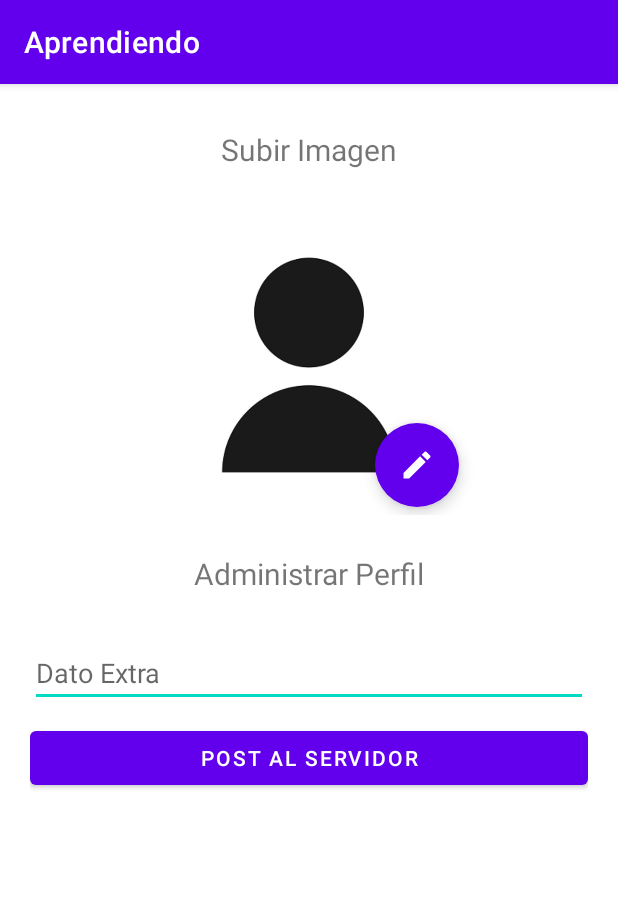
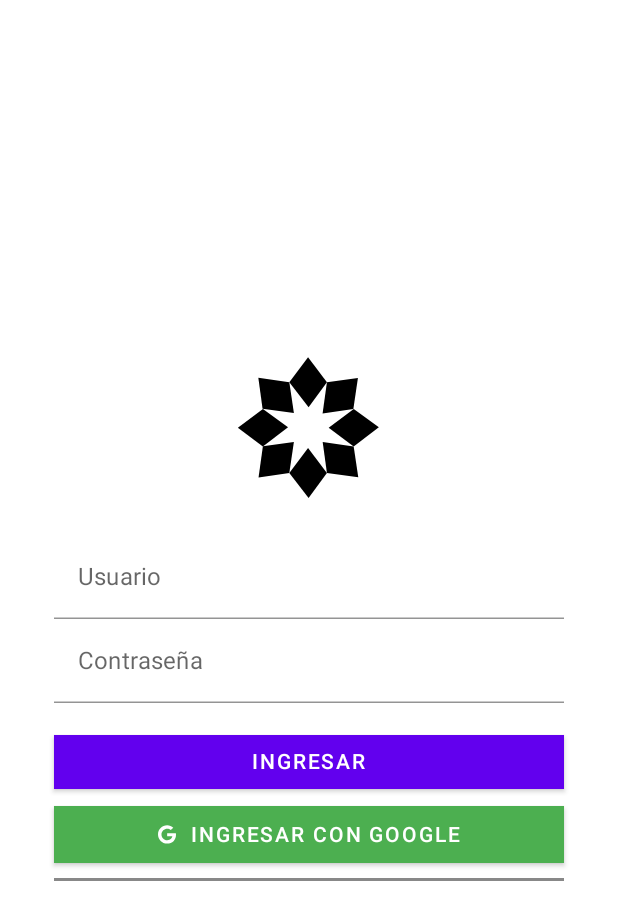
Before and after one commit to pepeul1191/android-aprendiendo, an Android app built with Jetpack Compose: the screen it shows after launch (UploadActivity before the commit, LoginActivity after it), on a phone screen of 412 x 824 dp. Shown: the top 920 px of the screen. Run offline under Robolectric (Android 15) with nearby library versions, the phone set to English and light mode, and no system bars.

Commit message:
login con jetpack

```diff
--- /dev/null
+++ b/app/src/main/java/pe/edu/ulima/aprendiendo/activities/LoginActivity.kt
@@ -0,0 +1,31 @@
+package pe.edu.ulima.aprendiendo.activities
+
+import android.os.Bundle
+import androidx.activity.ComponentActivity
+import androidx.activity.compose.setContent
+import androidx.compose.foundation.layout.fillMaxSize
+import androidx.compose.material.MaterialTheme
+import androidx.compose.material.Surface
+import androidx.compose.material.Text
+import androidx.compose.runtime.Composable
+import androidx.compose.ui.Modifier
+import androidx.compose.ui.tooling.preview.Preview
+import pe.edu.ulima.aprendiendo.activities.ui.login.ui.LoginScreen
+import pe.edu.ulima.aprendiendo.activities.ui.theme.AprendiendoTheme
+
+class LoginActivity : ComponentActivity() {
+    override fun onCreate(savedInstanceState: Bundle?) {
+        super.onCreate(savedInstanceState)
+        setContent {
+            AprendiendoTheme {
+                // A surface container using the 'background' color from the theme
+                Surface(
+                    modifier = Modifier.fillMaxSize(),
+                    color = MaterialTheme.colors.background
+                ) {
+                    LoginScreen()
+                }
+            }
+        }
+    }
+}
--- a/app/src/main/java/pe/edu/ulima/aprendiendo/MainActivity.kt
+++ b/app/src/main/java/pe/edu/ulima/aprendiendo/activities/MainActivity.kt
@@ -1,4 +1,4 @@
-package pe.edu.ulima.aprendiendo
+package pe.edu.ulima.aprendiendo.activities
 
 import androidx.appcompat.app.AppCompatActivity
 import android.os.Bundle
--- a/app/src/main/java/pe/edu/ulima/aprendiendo/activities/UploadActivity.kt
+++ b/app/src/main/java/pe/edu/ulima/aprendiendo/activities/UploadActivity.kt
@@ -28,6 +28,8 @@ class UploadActivity : AppCompatActivity() {
     private val activity = this
 
     override fun onCreate(savedInstanceState: Bundle?) {
+        // tmp folder
+        FileHelper.createTmpFolder(this)
         super.onCreate(savedInstanceState)
         // view binding
         binding = ActivityUploadBinding.inflate(layoutInflater)
--- /dev/null
+++ b/app/src/main/java/pe/edu/ulima/aprendiendo/activities/ui/login/ui/LoginScreen.kt
@@ -0,0 +1,124 @@
+package pe.edu.ulima.aprendiendo.activities.ui.login.ui
+
+import androidx.compose.foundation.Image
+import androidx.compose.foundation.background
+import androidx.compose.foundation.isSystemInDarkTheme
+import androidx.compose.foundation.layout.*
+import androidx.compose.foundation.shape.CutCornerShape
+import androidx.compose.foundation.text.KeyboardOptions
+import androidx.compose.material.*
+import androidx.compose.ui.graphics.ColorFilter
+import androidx.compose.runtime.*
+import androidx.compose.ui.Alignment
+import androidx.compose.ui.Modifier
+import androidx.compose.ui.graphics.Color
+import androidx.compose.ui.graphics.vector.ImageVector
+import androidx.compose.ui.layout.ContentScale
+import androidx.compose.ui.res.colorResource
+import androidx.compose.ui.res.painterResource
+import androidx.compose.ui.semantics.Role.Companion.Image
+import androidx.compose.ui.text.input.KeyboardType
+import androidx.compose.ui.text.input.TextFieldValue
+import androidx.compose.ui.tooling.preview.Preview
+import androidx.compose.ui.res.vectorResource
+import androidx.compose.ui.text.toUpperCase
+import androidx.compose.ui.unit.dp
+import pe.edu.ulima.aprendiendo.R
+
+@Preview
+@Composable
+fun LoginScreen() {
+    Box(
+        contentAlignment = Alignment.CenterStart,
+        modifier = Modifier
+            .fillMaxSize()
+            .padding(16.dp)) {
+              Login(Modifier.align(Alignment.Center))
+    }
+
+}
+
+@Composable
+fun Login(modifier: Modifier){
+    Column(modifier = modifier.padding(20.dp),
+        horizontalAlignment = Alignment.CenterHorizontally
+    ){
+        HeaderImage()
+        UserText("Usuario")
+        UserText("Contraseña")
+        LoginButton()
+        GoogleButton()
+        Divider(
+            modifier = Modifier.fillMaxWidth().padding(bottom = 5.dp, top = 5.dp),
+            thickness = 2.dp,
+            color = Color.Gray
+        )
+    }
+}
+
+@Composable
+fun HeaderImage() {
+    Image(
+        painterResource(id = R.drawable.ic_ulima),
+        contentDescription ="Logo ULima",
+        modifier = Modifier.size(125.dp).padding(bottom = 20.dp),
+        colorFilter = if (isSystemInDarkTheme()) ColorFilter.tint(Color.White) else ColorFilter.tint(Color.Black),
+        contentScale = ContentScale.Fit,
+    )
+}
+
+@Composable
+fun UserText(labelText: String){
+    var textState by remember { mutableStateOf(TextFieldValue()) }
+    TextField(
+        value = textState,
+        onValueChange = { textState = it },
+        label = { Text(labelText) },
+        placeholder = { Text("") },
+        modifier = Modifier
+            .fillMaxWidth()
+            .padding(start = 0.dp),
+        singleLine = true,
+        maxLines = 1,
+        colors = TextFieldDefaults.textFieldColors(
+            backgroundColor = Color.Transparent,
+        )
+    )
+}
+
+@Composable
+fun LoginButton() {
+    Button(
+        onClick = {},
+        shape = CutCornerShape(0),
+        modifier = Modifier
+            .padding(top = 15.dp)
+            .fillMaxWidth(),
+    ) {
+        Text(("Ingresar").toUpperCase())
+    }
+}
+
+@Preview
+@Composable
+fun GoogleButton() {
+    Button(
+        onClick = {},
+        shape = CutCornerShape(0),
+        modifier = Modifier
+            .padding(top = 0.dp)
+            .fillMaxWidth(),
+        colors = ButtonDefaults.buttonColors(backgroundColor = Color(0xFF4CAF50))
+    ) {
+        Image(
+            painterResource(id = R.drawable.ic_google),
+            contentDescription ="Cart button icon",
+            modifier = Modifier.size(22.dp).padding(end = 10.dp),
+            colorFilter = ColorFilter.tint(Color.White)
+        )
+        Text(
+            ("Ingresar con Google").toUpperCase(),
+            color = Color.White
+        )
+    }
+}
--- /dev/null
+++ b/app/src/main/java/pe/edu/ulima/aprendiendo/activities/ui/login/ui/LoginViewModel.kt
@@ -0,0 +1,4 @@
+package pe.edu.ulima.aprendiendo.activities.ui.login.ui
+
+class LoginViewModel {
+}
--- /dev/null
+++ b/app/src/main/java/pe/edu/ulima/aprendiendo/activities/ui/theme/Color.kt
@@ -0,0 +1,8 @@
+package pe.edu.ulima.aprendiendo.activities.ui.theme
+
+import androidx.compose.ui.graphics.Color
+
+val Purple200 = Color(0xFFBB86FC)
+val Purple500 = Color(0xFF6200EE)
+val Purple700 = Color(0xFF3700B3)
+val Teal200 = Color(0xFF03DAC5)
--- /dev/null
+++ b/app/src/main/java/pe/edu/ulima/aprendiendo/activities/ui/theme/Shape.kt
@@ -0,0 +1,11 @@
+package pe.edu.ulima.aprendiendo.activities.ui.theme
+
+import androidx.compose.foundation.shape.RoundedCornerShape
+import androidx.compose.material.Shapes
+import androidx.compose.ui.unit.dp
+
+val Shapes = Shapes(
+    small = RoundedCornerShape(4.dp),
+    medium = RoundedCornerShape(4.dp),
+    large = RoundedCornerShape(0.dp)
+)
--- /dev/null
+++ b/app/src/main/java/pe/edu/ulima/aprendiendo/activities/ui/theme/Theme.kt
@@ -0,0 +1,44 @@
+package pe.edu.ulima.aprendiendo.activities.ui.theme
+
+import androidx.compose.foundation.isSystemInDarkTheme
+import androidx.compose.material.MaterialTheme
+import androidx.compose.material.darkColors
+import androidx.compose.material.lightColors
+import androidx.compose.runtime.Composable
+
+private val DarkColorPalette = darkColors(
+    primary = Purple200,
+    primaryVariant = Purple700,
+    secondary = Teal200
+)
+
+private val LightColorPalette = lightColors(
+    primary = Purple500,
+    primaryVariant = Purple700,
+    secondary = Teal200
+
+    /* Other default colors to override
+    background = Color.White,
+    surface = Color.White,
+    onPrimary = Color.White,
+    onSecondary = Color.Black,
+    onBackground = Color.Black,
+    onSurface = Color.Black,
+    */
+)
+
+@Composable
+fun AprendiendoTheme(darkTheme: Boolean = isSystemInDarkTheme(), content: @Composable () -> Unit) {
+    val colors = if (darkTheme) {
+        DarkColorPalette
+    } else {
+        LightColorPalette
+    }
+
+    MaterialTheme(
+        colors = colors,
+        typography = Typography,
+        shapes = Shapes,
+        content = content
+    )
+}
--- /dev/null
+++ b/app/src/main/java/pe/edu/ulima/aprendiendo/activities/ui/theme/Type.kt
@@ -0,0 +1,28 @@
+package pe.edu.ulima.aprendiendo.activities.ui.theme
+
+import androidx.compose.material.Typography
+import androidx.compose.ui.text.TextStyle
+import androidx.compose.ui.text.font.FontFamily
+import androidx.compose.ui.text.font.FontWeight
+import androidx.compose.ui.unit.sp
+
+// Set of Material typography styles to start with
+val Typography = Typography(
+    body1 = TextStyle(
+        fontFamily = FontFamily.Default,
+        fontWeight = FontWeight.Normal,
+        fontSize = 16.sp
+    )
+    /* Other default text styles to override
+    button = TextStyle(
+        fontFamily = FontFamily.Default,
+        fontWeight = FontWeight.W500,
+        fontSize = 14.sp
+    ),
+    caption = TextStyle(
+        fontFamily = FontFamily.Default,
+        fontWeight = FontWeight.Normal,
+        fontSize = 12.sp
+    )
+    */
+)
--- a/app/src/main/java/pe/edu/ulima/aprendiendo/helpers/FileHelper.kt
+++ b/app/src/main/java/pe/edu/ulima/aprendiendo/helpers/FileHelper.kt
@@ -4,9 +4,25 @@ import android.app.Activity
 import android.content.Context
 import android.net.Uri
 import android.provider.MediaStore
+import java.io.File
 
 class FileHelper {
     companion object {
+        fun createTmpFolder(activity: Activity){
+            val file = File(activity.filesDir, "tmp")
+            if (!file.exists()) {
+                file.mkdir()
+            }
+        }
+
+        fun resetTmpFolder(activity: Activity){
+            val file = File(activity.filesDir, "tmp")
+            if (!file.exists()) {
+                file.delete()
+            }
+            file.mkdir()
+        }
+
         fun getRealPathFromUri(activity: Activity, uri: Uri): String? {
             val projection = arrayOf(MediaStore.Images.Media.DATA)
             val cursor = activity.contentResolver.query(uri, projection, null, null, null)
--- /dev/null
+++ b/app/src/main/res/drawable/ic_google.xml
@@ -0,0 +1,4 @@
+<vector android:height="52dp" android:viewportHeight="512"
+    android:viewportWidth="488" android:width="49.5625dp" xmlns:android="http://schemas.android.com/apk/res/android">
+    <path android:fillColor="#FF000000" android:pathData="M488,261.8C488,403.3 391.1,504 248,504 110.8,504 0,393.2 0,256S110.8,8 248,8c66.8,0 123,24.5 166.3,64.9l-67.5,64.9C258.5,52.6 94.3,116.6 94.3,256c0,86.5 69.1,156.6 153.7,156.6 98.2,0 135,-70.4 140.8,-106.9H248v-85.3h236.1c2.3,12.7 3.9,24.9 3.9,41.4z"/>
+</vector>
--- /dev/null
+++ b/app/src/main/res/drawable/ic_ulima.xml
@@ -0,0 +1,62 @@
+<vector xmlns:android="http://schemas.android.com/apk/res/android"
+    android:width="54dp"
+    android:height="54dp"
+    android:viewportWidth="54"
+    android:viewportHeight="54">
+  <path
+      android:pathData="m9.683,10.47 l10.593,1.564 1.564,10.515 -10.71,-1.485z"
+      android:strokeLineJoin="miter"
+      android:strokeWidth="0.26458332"
+      android:fillColor="#ffffff"
+      android:strokeColor="#00000000"
+      android:strokeLineCap="butt"/>
+  <path
+      android:pathData="m31.678,32.447 l10.593,1.564 1.564,10.515 -10.71,-1.485z"
+      android:strokeLineJoin="miter"
+      android:strokeWidth="0.26458332"
+      android:fillColor="#ffffff"
+      android:strokeColor="#00000000"
+      android:strokeLineCap="butt"/>
+  <path
+      android:pathData="m26.68,3.473 l6.448,8.548 -6.266,8.587 -6.587,-8.575z"
+      android:strokeLineJoin="miter"
+      android:strokeWidth="0.26458332"
+      android:fillColor="#ffffff"
+      android:strokeColor="#00000000"
+      android:strokeLineCap="butt"/>
+  <path
+      android:pathData="m26.676,34.492 l6.448,8.548 -6.266,8.587 -6.587,-8.575z"
+      android:strokeLineJoin="miter"
+      android:strokeWidth="0.26458332"
+      android:fillColor="#ffffff"
+      android:strokeColor="#00000000"
+      android:strokeLineCap="butt"/>
+  <path
+      android:pathData="m43.721,10.575 l-1.564,10.593 -10.515,1.564 1.485,-10.71z"
+      android:strokeLineJoin="miter"
+      android:strokeWidth="0.26458332"
+      android:fillColor="#ffffff"
+      android:strokeColor="#00000000"
+      android:strokeLineCap="butt"/>
+  <path
+      android:pathData="m21.835,32.46 l-1.564,10.593 -10.515,1.564 1.485,-10.71z"
+      android:strokeLineJoin="miter"
+      android:strokeWidth="0.26458332"
+      android:fillColor="#ffffff"
+      android:strokeColor="#00000000"
+      android:strokeLineCap="butt"/>
+  <path
+      android:pathData="m33.727,27.585 l8.565,-6.426 8.571,6.288 -8.592,6.565z"
+      android:strokeLineJoin="miter"
+      android:strokeWidth="0.26458332"
+      android:fillColor="#ffffff"
+      android:strokeColor="#00000000"
+      android:strokeLineCap="butt"/>
+  <path
+      android:pathData="m2.691,27.585 l8.565,-6.426 8.571,6.288 -8.592,6.565z"
+      android:strokeLineJoin="miter"
+      android:strokeWidth="0.26458332"
+      android:fillColor="#ffffff"
+      android:strokeColor="#00000000"
+      android:strokeLineCap="butt"/>
+</vector>
--- a/app/src/main/res/layout/activity_main.xml
+++ b/app/src/main/res/layout/activity_main.xml
@@ -6,7 +6,7 @@
     android:layout_width="match_parent"
     android:layout_height="match_parent"
     android:background="@color/background"
-    tools:context=".MainActivity"
+    tools:context=".activities.MainActivity"
     android:id="@+id/viewContainer"
     android:padding="50dp">
 
--- a/app/src/main/res/values/colors.xml
+++ b/app/src/main/res/values/colors.xml
@@ -8,4 +8,7 @@
     <color name="black">#FF000000</color>
     <color name="white">#FFFFFFFF</color>
     <color name="background">#FF3700B3</color>
+    <!--Custom-->
+    <color name="iconColor">#292929</color>
+    <color name="green123">#FF4CAF50</color>
 </resources>
--- a/app/src/main/res/values/strings.xml
+++ b/app/src/main/res/values/strings.xml
@@ -1,3 +1,4 @@
 <resources>
     <string name="app_name">Aprendiendo</string>
+    <string name="title_activity_login">LoginActivity</string>
 </resources>
--- a/app/src/main/res/values/themes.xml
+++ b/app/src/main/res/values/themes.xml
@@ -13,6 +13,7 @@
         <item name="android:statusBarColor">?attr/colorPrimaryVariant</item>
         <!-- Customize your theme here. -->
     </style>
+
     <style name="ShapeAppearanceOverlay.App.CornerSize50Percent" parent="">
         <item name="cornerSize">50%</item>
     </style>
```
Also changed, not shown: app/build.gradle (+20 -0 lines), app/src/main/AndroidManifest.xml (+21 -12 lines), build.gradle (+6 -2 lines), 1 other file.
